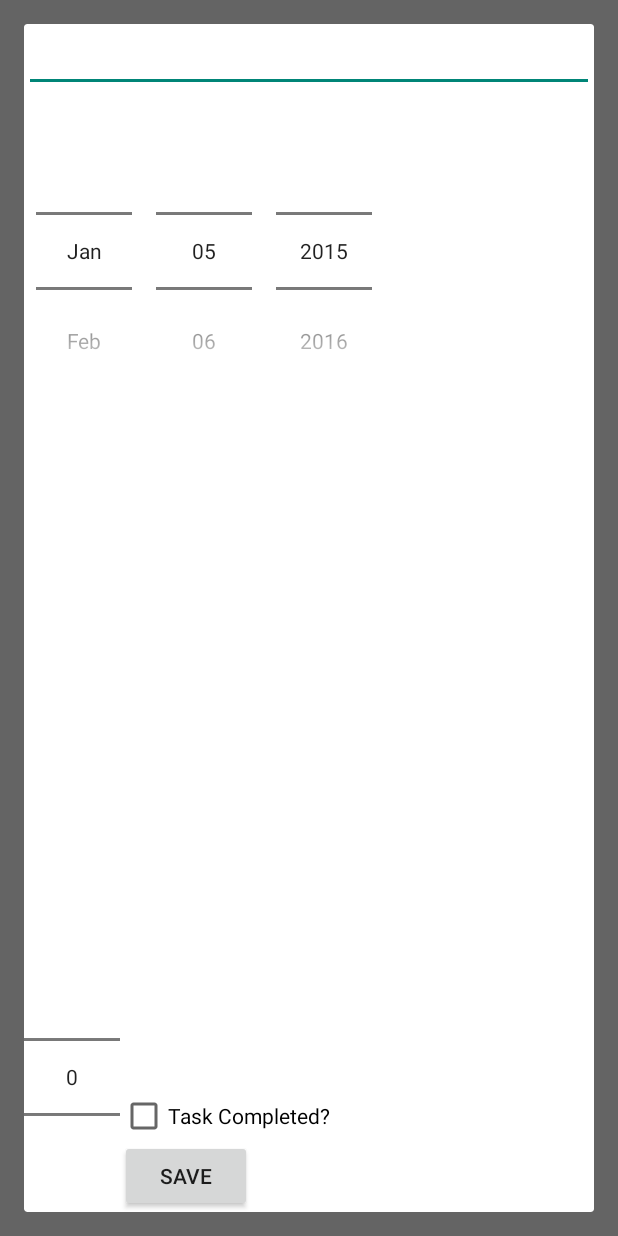
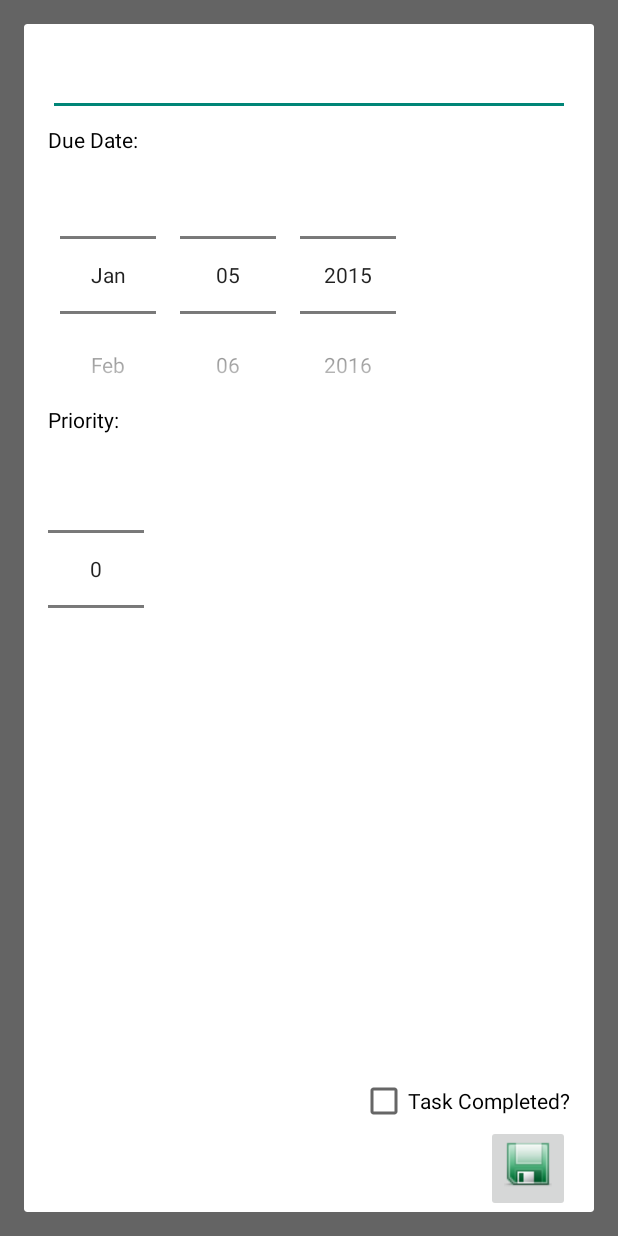
Before and after one commit to vlaljani/SimpleToDoCodePath, an Android app: the fragment EditItemDialog placed in its activity, on a phone screen of 412 x 824 dp. Run offline under Robolectric (Android 15) with nearby library versions, the phone set to English and light mode, and no system bars; 16 statements that could not run were skipped.

Commit message:
Added UI tweaks

```diff
--- a/app/src/main/java/com/codepath/simpletodo/EditItemDialog.java
+++ b/app/src/main/java/com/codepath/simpletodo/EditItemDialog.java
@@ -6,10 +6,10 @@ import android.view.LayoutInflater;
 import android.view.View;
 import android.view.ViewGroup;
 import android.view.WindowManager;
-import android.widget.Button;
 import android.widget.CheckBox;
 import android.widget.DatePicker;
 import android.widget.EditText;
+import android.widget.ImageButton;
 import android.widget.NumberPicker;
 
 /**
@@ -74,7 +74,7 @@ public class EditItemDialog extends DialogFragment implements View.OnClickListen
         dp_edit_item = (DatePicker) view.findViewById(R.id.dp_edit_item);
         dp_edit_item.setMinDate(System.currentTimeMillis() - 1000);
 
-        Button btnSave = (Button) view.findViewById(R.id.btnSave);
+        ImageButton btnSave = (ImageButton) view.findViewById(R.id.btnSave);
         String currText = getArguments().getString("currText", "");
         String title = getArguments().getString("title", getString(R.string.Edit_Item_Label));
         int priority = getArguments().getInt("priority");
--- a/app/src/main/java/com/codepath/simpletodo/SimpleTodoMainActivity.java
+++ b/app/src/main/java/com/codepath/simpletodo/SimpleTodoMainActivity.java
@@ -5,7 +5,6 @@ import android.database.Cursor;
 import android.os.Bundle;
 import android.support.v4.app.FragmentActivity;
 import android.support.v4.app.FragmentManager;
-import android.util.Log;
 import android.view.Menu;
 import android.view.MenuItem;
 import android.view.View;
@@ -48,6 +47,9 @@ public class SimpleTodoMainActivity extends FragmentActivity
     protected void onCreate(Bundle savedInstanceState) {
         super.onCreate(savedInstanceState);
         setContentView(R.layout.activity_simple_todo_main);
+
+        EditText etNewItem = (EditText) findViewById(R.id.etNewItem);
+        etNewItem.requestFocus();
 
         // Get a handle to ListView
         lvItems = (ListView) findViewById(R.id.lvItems);
--- a/app/src/main/java/com/codepath/simpletodo/TodoCursorAdapter.java
+++ b/app/src/main/java/com/codepath/simpletodo/TodoCursorAdapter.java
@@ -73,6 +73,8 @@ public class TodoCursorAdapter extends CursorAdapter {
         }
 
         Spannable bodyString = new SpannableString(" " + body);
+        bodyString.setSpan(new ForegroundColorSpan(Color.GRAY), 0, bodyString.length(),
+                Spannable.SPAN_EXCLUSIVE_EXCLUSIVE);
 
         if (done == 1) {
             priorityString.setSpan(new StrikethroughSpan(), 0, priorityString.length(), 0);
--- a/app/src/main/res/layout/activity_simple_todo_main.xml
+++ b/app/src/main/res/layout/activity_simple_todo_main.xml
@@ -3,7 +3,71 @@
     android:layout_height="match_parent" android:paddingLeft="@dimen/activity_horizontal_margin"
     android:paddingRight="@dimen/activity_horizontal_margin"
     android:paddingTop="@dimen/activity_vertical_margin"
-    android:paddingBottom="@dimen/activity_vertical_margin" tools:context=".SimpleTodoMainActivity">
+    android:paddingBottom="@dimen/activity_vertical_margin" tools:context=".SimpleTodoMainActivity"
+    >
+
+    <TextView
+        android:layout_width="wrap_content"
+        android:layout_height="wrap_content"
+        android:textAppearance="?android:attr/textAppearanceLarge"
+        android:text="@string/myToDoTitle"
+        android:id="@+id/tVTitle"
+        android:layout_alignParentTop="true"
+        android:layout_alignParentLeft="true"
+        android:layout_alignParentStart="true"
+        android:paddingBottom="16dp"
+        />
+
+    <ListView
+        android:layout_width="wrap_content"
+        android:layout_height="wrap_content"
+        android:id="@+id/lvItems"
+        android:layout_alignParentLeft="true"
+        android:layout_alignParentStart="true"
+        android:layout_above="@+id/lvItemsDividerBelow"
+        android:layout_below="@+id/tVTitle"
+        android:paddingBottom="16dp"
+        android:dividerHeight="1dp" />
+
+    <View
+        android:layout_width="fill_parent"
+        android:layout_height="2dp"
+        android:background="#80000000"
+        android:layout_above="@+id/etNewItem"
+        android:id="@+id/lvItemsDividerBelow"/>
+
+    <EditText
+        android:layout_width="wrap_content"
+        android:layout_height="wrap_content"
+        android:id="@+id/etNewItem"
+        android:layout_alignParentLeft="true"
+        android:layout_alignParentStart="true"
+        android:layout_toLeftOf="@+id/btnAddItem"
+        android:layout_toStartOf="@+id/btnAddItem"
+        android:layout_above="@+id/tvPrioritiesTitle"
+        android:hint="@string/Enter_New_Item_String"
+        android:paddingTop="16dp"
+        />
+
+    <TextView
+        android:layout_width="wrap_content"
+        android:layout_height="wrap_content"
+        android:textAppearance="?android:attr/textAppearanceMedium"
+        android:text="@string/PrioritiesTitleString"
+        android:id="@+id/tvPrioritiesTitle"
+        android:layout_above="@+id/nPNewItem"
+        android:layout_alignParentLeft="true"
+        android:layout_alignParentStart="true"
+        android:paddingTop="16dp"
+        android:textColor="#000000"/>
+
+    <NumberPicker
+        android:layout_width="wrap_content"
+        android:layout_height="wrap_content"
+        android:id="@+id/nPNewItem"
+        android:layout_alignParentBottom="true"
+        android:layout_alignParentLeft="true"
+        android:layout_alignParentStart="true" />
 
     <Button
         android:layout_width="wrap_content"
@@ -15,59 +79,11 @@
         android:layout_alignParentEnd="true"
         android:onClick="onAddItem"/>
 
-    <EditText
-        android:layout_width="wrap_content"
-        android:layout_height="wrap_content"
-        android:id="@+id/etNewItem"
-        android:layout_alignParentLeft="true"
-        android:layout_alignParentStart="true"
-        android:layout_toLeftOf="@+id/btnAddItem"
-        android:layout_toStartOf="@+id/btnAddItem"
-        android:layout_above="@+id/tvPrioritiesTitle"
-        android:hint="@string/Enter_New_Item_String"
-        />
-
-    <ListView
-        android:layout_width="wrap_content"
-        android:layout_height="wrap_content"
-        android:id="@+id/lvItems"
-        android:layout_alignParentLeft="true"
-        android:layout_alignParentStart="true"
-        android:layout_below="@+id/tVTitle"
-        android:layout_above="@+id/etNewItem"
-        android:paddingBottom="16dp"/>
-
-    <NumberPicker
-        android:layout_width="wrap_content"
-        android:layout_height="wrap_content"
-        android:id="@+id/nPNewItem"
-        android:layout_alignParentBottom="true"
-        android:layout_alignParentLeft="true"
-        android:layout_alignParentStart="true" />
-
-    <TextView
-        android:layout_width="wrap_content"
-        android:layout_height="wrap_content"
-        android:textAppearance="?android:attr/textAppearanceLarge"
-        android:text="@string/myToDoTitle"
-        android:id="@+id/tVTitle"
-        android:layout_alignParentTop="true"
-        android:layout_alignParentLeft="true"
-        android:layout_alignParentStart="true"
-        android:paddingBottom="16dp"/>
-
-    <TextView
-        android:layout_width="wrap_content"
-        android:layout_height="wrap_content"
-        android:textAppearance="?android:attr/textAppearanceMedium"
-        android:text="@string/PrioritiesTitleString"
-        android:id="@+id/tvPrioritiesTitle"
-        android:layout_above="@+id/nPNewItem"
-        android:layout_alignParentLeft="true"
-        android:layout_alignParentStart="true"
-        android:paddingBottom="16dp"
-        android:paddingTop="16dp"
-         />
+    <ImageView
+        android:layout_width="fill_parent"
+        android:layout_height="fill_parent"
+        android:src="@drawable/todolistlong1"
+        android:alpha=".10"/>
 
 
 </RelativeLayout>
--- a/app/src/main/res/layout/fragment_edit_item.xml
+++ b/app/src/main/res/layout/fragment_edit_item.xml
@@ -5,6 +5,9 @@
 <RelativeLayout xmlns:android="http://schemas.android.com/apk/res/android"
         android:id="@+id/edit_name"
         android:layout_width="wrap_content" android:layout_height="wrap_content"
+        android:paddingLeft="@dimen/activity_horizontal_margin"
+        android:paddingRight="@dimen/activity_horizontal_margin"
+        android:paddingTop="@dimen/activity_vertical_margin"
         android:layout_gravity="center" android:orientation="vertical"  >
 
 
@@ -16,49 +19,62 @@
             android:imeOptions="actionDone"
             android:layout_alignParentTop="true"
             android:layout_alignParentLeft="true"
-            android:layout_alignParentStart="true" />
+            android:layout_alignParentStart="true"/>
+
+        <TextView
+            android:layout_width="wrap_content"
+            android:layout_height="wrap_content"
+            android:textAppearance="?android:attr/textAppearanceSmall"
+            android:id="@+id/tvDueDateTitle"
+            android:text="@string/due_date_title_string"
+            android:layout_below="@+id/et_edit_item"
+            android:textColor="#000000"
+            android:paddingTop="6dp"
+            android:paddingBottom="25dp"/>
+
+    <TextView
+            android:layout_width="wrap_content"
+            android:layout_height="wrap_content"
+            android:textAppearance="?android:attr/textAppearanceSmall"
+            android:id="@+id/tvPrioritiesTitle"
+            android:text="@string/EditItemPrioritiesString"
+            android:textColor="#000000"
+            android:layout_alignBottom="@+id/dp_edit_item"
+            android:layout_alignLeft="@+id/dp_edit_item"
+            android:layout_alignStart="@+id/dp_edit_item" />
+
+        <NumberPicker
+            android:layout_width="wrap_content"
+            android:layout_height="wrap_content"
+            android:id="@+id/np_edit_item"
+            android:layout_below="@+id/tvPrioritiesTitle"
+            android:layout_alignParentLeft="true"
+            android:layout_alignParentStart="true"
+            />
 
         <CheckBox
             android:layout_width="wrap_content"
             android:layout_height="wrap_content"
             android:text="@string/cb_item_complete_string"
             android:id="@+id/cb_item_complete"
-            android:layout_toRightOf="@+id/np_edit_item"
-            android:layout_above="@+id/btnSave"
-            android:layout_centerHorizontal="true" />
+            android:layout_alignParentRight="true"
+            android:layout_above="@+id/btnSave" />
 
-        <Button
+        <ImageButton
             android:layout_width="wrap_content"
             android:layout_height="wrap_content"
-            android:text="@string/Save_String"
             android:id="@+id/btnSave"
+            android:src="@drawable/save"
             android:layout_alignParentBottom="true"
-            android:layout_toRightOf="@+id/np_edit_item"
-            android:layout_toEndOf="@+id/np_edit_item" />
+            android:layout_alignParentRight="true"
+            android:paddingBottom="@dimen/activity_vertical_margin"/>
 
-    <!--<TableLayout
+    <DatePicker
         android:layout_width="wrap_content"
         android:layout_height="wrap_content"
-        android:layout_alignTop="@+id/np_edit_item"
-        android:layout_alignRight="@+id/cb_item_complete"
-        android:layout_alignEnd="@+id/cb_item_complete"></TableLayout>-->
-
-        <NumberPicker
-            android:layout_width="wrap_content"
-            android:layout_height="wrap_content"
-            android:id="@+id/np_edit_item"
-            android:layout_alignParentBottom="true"
-            android:layout_alignParentLeft="true"
-            android:layout_alignParentStart="true" />
-
-        <DatePicker
-            android:layout_width="wrap_content"
-            android:layout_height="wrap_content"
-            android:id="@+id/dp_edit_item"
-            android:layout_below="@+id/et_edit_item"
-            android:layout_alignParentLeft="true"
-            android:layout_alignParentStart="true"
-            android:layout_above="@+id/np_edit_item"
-            android:calendarViewShown="false"
-            android:datePickerMode="spinner" />
+        android:id="@+id/dp_edit_item"
+        android:calendarViewShown="false"
+        android:datePickerMode="spinner"
+        android:paddingBottom="0dp"
+        android:layout_alignTop="@+id/tvDueDateTitle" />
 </RelativeLayout>
--- a/app/src/main/res/layout/item_todo.xml
+++ b/app/src/main/res/layout/item_todo.xml
@@ -9,6 +9,7 @@
          android:layout_height="wrap_content"
          android:textAppearance="?android:attr/textAppearanceLarge"
     />
+
     <TextView
         android:id="@+id/tvBodyDueDate"
         android:layout_width="wrap_content"
--- a/app/src/main/res/values/strings.xml
+++ b/app/src/main/res/values/strings.xml
@@ -13,5 +13,7 @@
     <string name="myToDoTitle">My ToDos!</string>
     <string name="PrioritiesTitleString">Now, let\'s get our priorities straight!</string>
     <string name="cb_item_complete_string">Task Completed?</string>
+    <string name="due_date_title_string">Due Date:</string>
+    <string name="EditItemPrioritiesString">Priority:</string>
 
 </resources>
```
Also changed, not shown: app/src/main/res/drawable/save.png (added), app/src/main/res/drawable/todolistlong1.jpg (added). Lines whose indentation alone changed are shown as unchanged.
